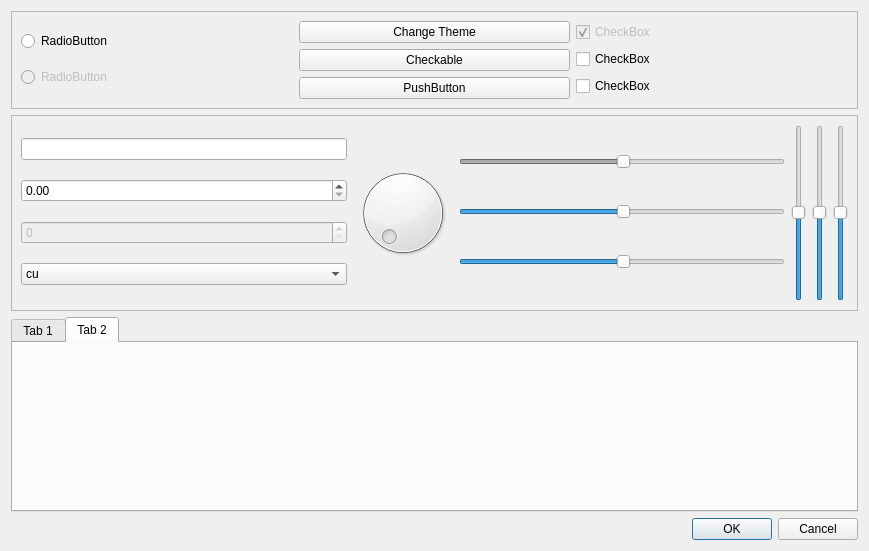
Above: molde/stylesheets/example.ui from andrefpf/molde before the change. Below: the same form after it.
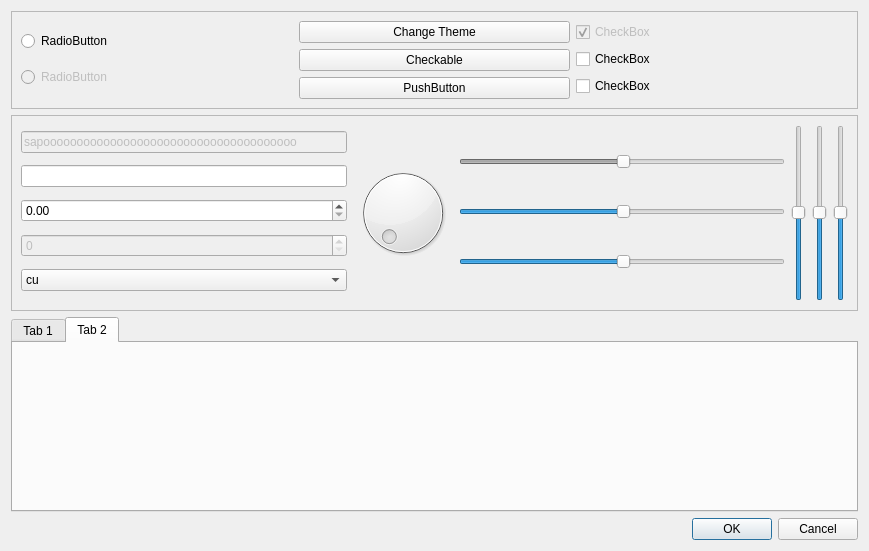
That is the form after the change. Custom widgets are drawn as their Qt base class.

Commit message: Changes button's stylesheet

Patch:
```diff
--- a/molde/stylesheets/example.ui
+++ b/molde/stylesheets/example.ui
@@ -167,6 +167,16 @@
      <layout class="QHBoxLayout" name="horizontalLayout_2">
       <item>
        <layout class="QVBoxLayout" name="verticalLayout_3">
+        <item>
+         <widget class="QLineEdit" name="lineEdit_2">
+          <property name="enabled">
+           <bool>false</bool>
+          </property>
+          <property name="text">
+           <string>sapoooooooooooooooooooooooooooooooooooooo</string>
+          </property>
+         </widget>
+        </item>
         <item>
          <widget class="QLineEdit" name="lineEdit"/>
         </item>
```
Left out of the diff: 5 changed lines with no effect on the pictures. The commit also changes 3 other files.
